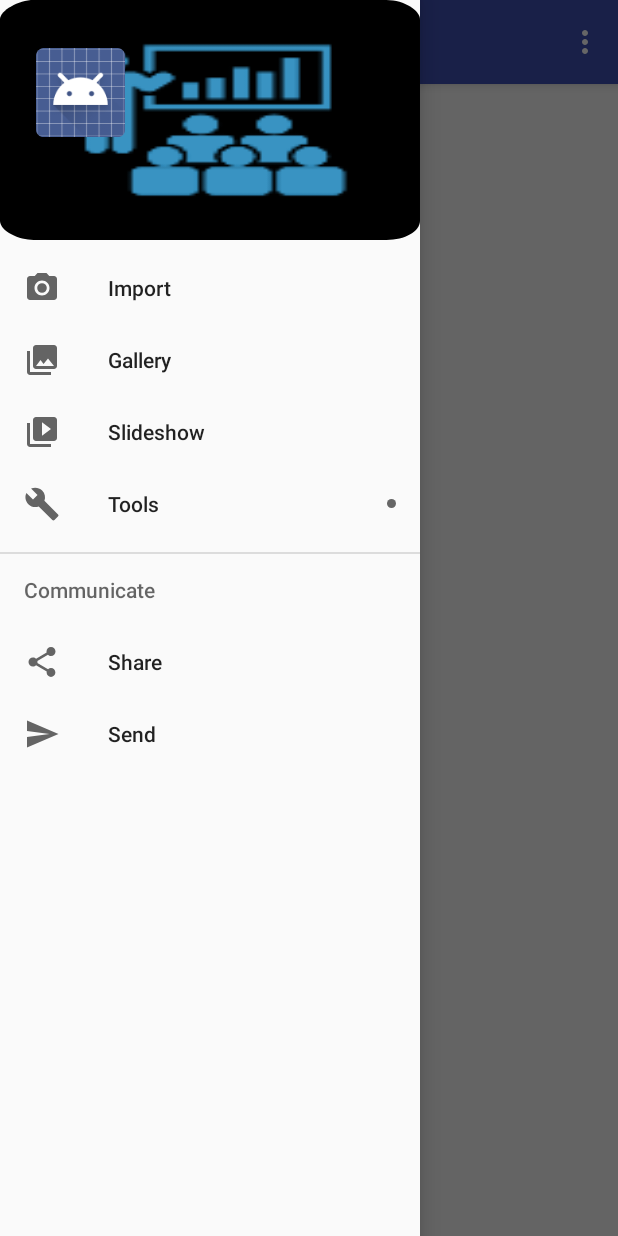
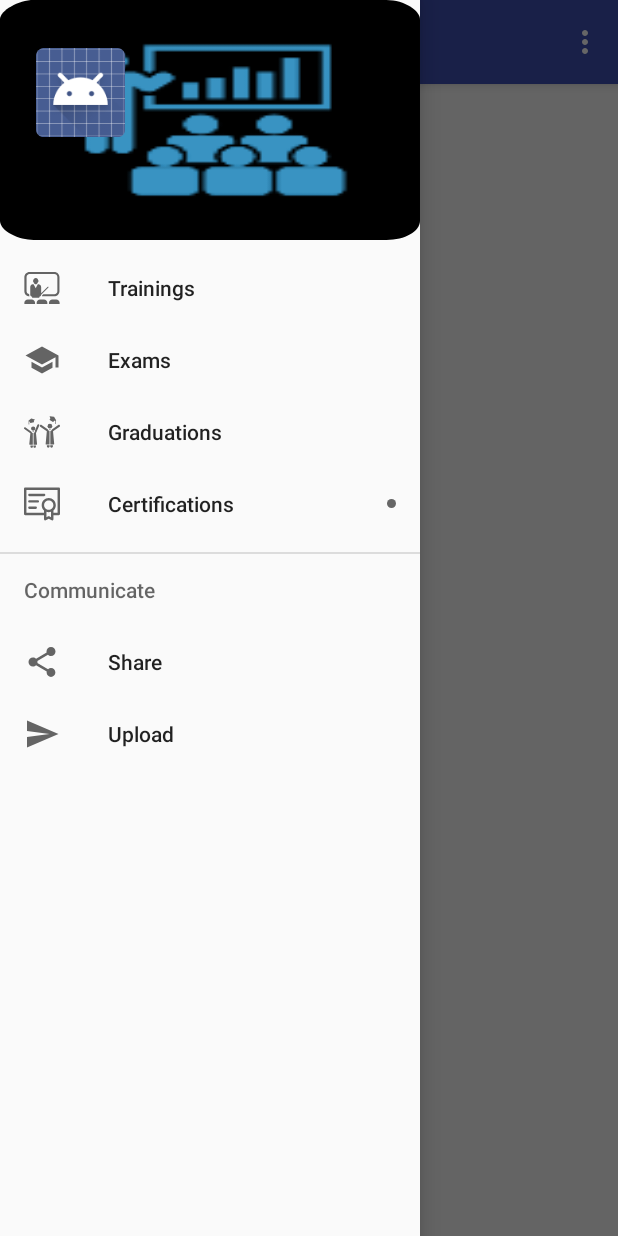
Before and after one commit to livinggoods/tremap-training, an Android app: the MainActivity screen opened directly, with no data from a screen before it, with the side drawer open, on a phone screen of 412 x 824 dp. Run offline under Robolectric (Android 15) with nearby library versions, the phone set to English and light mode, and no system bars; pictures from the network do not load; Roboto replaces fonts that are not available here; 15 statements that could not run were skipped.

Commit message:
Update menus

```diff
--- a/app/src/main/res/menu/activity_main_drawer.xml
+++ b/app/src/main/res/menu/activity_main_drawer.xml
@@ -4,20 +4,20 @@
     <group android:checkableBehavior="single">
         <item
             android:id="@+id/nav_camera"
-            android:icon="@drawable/ic_menu_camera"
-            android:title="Import" />
+            android:icon="@drawable/ic_training"
+            android:title="@string/trainings" />
         <item
             android:id="@+id/nav_gallery"
-            android:icon="@drawable/ic_menu_gallery"
-            android:title="Gallery" />
+            android:icon="@drawable/ic_exam_black_24dp"
+            android:title="@string/exams" />
         <item
             android:id="@+id/nav_slideshow"
-            android:icon="@drawable/ic_menu_slideshow"
-            android:title="Slideshow" />
+            android:icon="@drawable/ic_graduation"
+            android:title="@string/graduations" />
         <item
             android:id="@+id/nav_manage"
-            android:icon="@drawable/ic_menu_manage"
-            android:title="Tools" />
+            android:icon="@drawable/ic_certificate"
+            android:title="@string/certifications" />
     </group>
 
     <item android:title="Communicate">
@@ -29,7 +29,7 @@
             <item
                 android:id="@+id/nav_send"
                 android:icon="@drawable/ic_menu_send"
-                android:title="Send" />
+                android:title="Upload" />
         </menu>
     </item>
 
```
